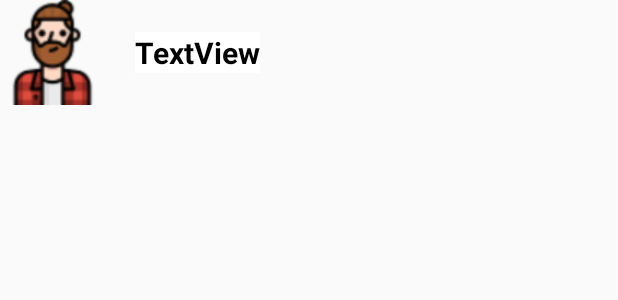
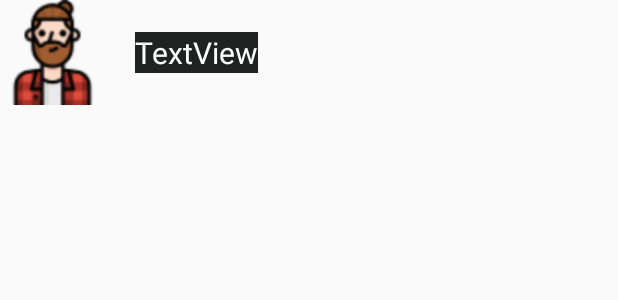
Before and after one commit to igordmv/MarvelApp, an Android app: the layout search_view_hero.xml on its own in the app's theme, with its tools: preview values and no code run, on a phone screen of 412 x 824 dp. Shown: the top 300 px of the screen. Run offline under Robolectric (Android 15) with nearby library versions, the phone set to English and light mode, and no system bars; network calls fail.

Commit message:
[Marvel-0020] adjust searchView layout

```diff
--- a/app/src/main/res/layout/search_view_hero.xml
+++ b/app/src/main/res/layout/search_view_hero.xml
@@ -12,12 +12,11 @@
 
 
     <TextView app:layout_constraintTop_toTopOf="parent"
-              android:textStyle="bold"
               android:id="@+id/tvHeroNameList"
               android:layout_width="wrap_content"
               android:layout_height="wrap_content"
-              android:background="@color/white"
-              android:textColor="@color/black"
+              android:background="@color/searchViewColor"
+              android:textColor="@color/white"
               android:layout_toRightOf="@id/ivHeroList"
               android:layout_centerInParent="true"
               android:layout_marginLeft="20dp"
--- a/app/src/main/res/values/colors.xml
+++ b/app/src/main/res/values/colors.xml
@@ -6,5 +6,5 @@
     <color name="divider">#c3c3c3</color>
     <color name="black">#000000</color>
     <color name="white">#ffffff</color>
-    <color name="searchViewColor">#404447</color>
+    <color name="searchViewColor">#202121</color>
 </resources>
```
